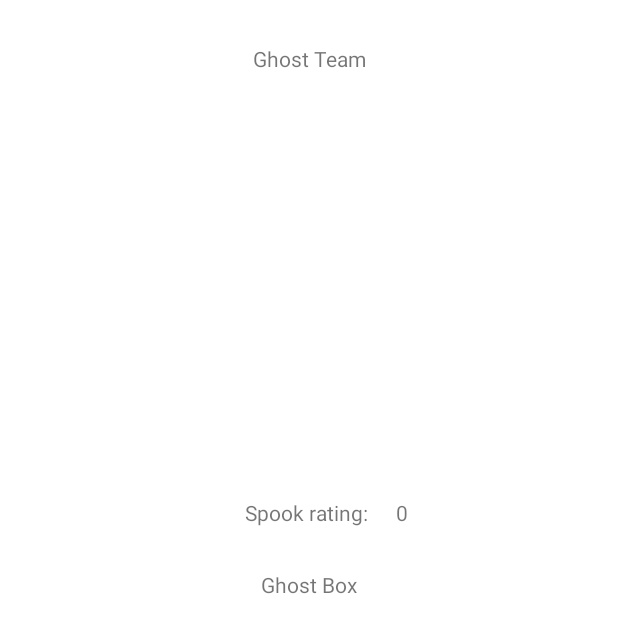
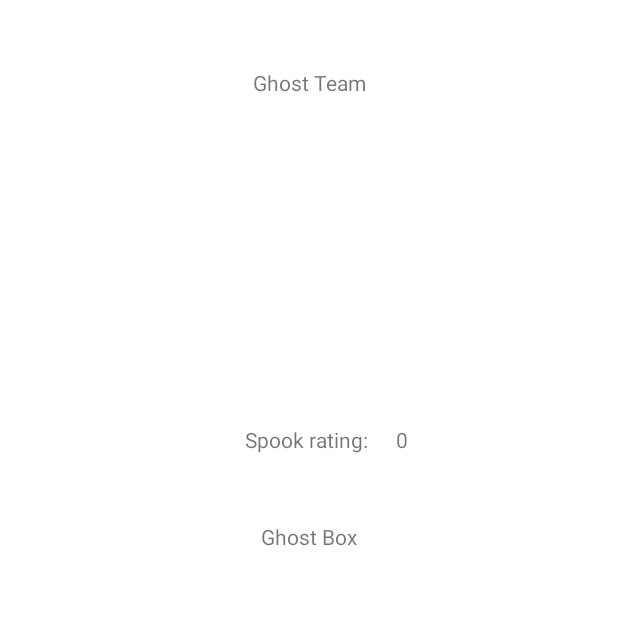
Before and after one commit to guillaumemouchet/Spook-Inc, an Android app: the layout ghost_team.xml on its own in the app's theme, with its tools: preview values and no code run, on a phone screen of 412 x 824 dp. Shown: the top 633 px of the screen. Run offline under Robolectric (Android 15) with nearby library versions, the phone set to English and light mode, and no system bars.

Commit message:
add/remove btns

```diff
--- a/app/src/main/res/layout/ghost_team.xml
+++ b/app/src/main/res/layout/ghost_team.xml
@@ -22,6 +22,7 @@
         android:layout_height="347dp"
         app:layout_constraintBottom_toBottomOf="parent"
         app:layout_constraintEnd_toEndOf="parent"
+        app:layout_constraintHorizontal_bias="0.0"
         app:layout_constraintStart_toStartOf="parent"
         app:layout_constraintTop_toBottomOf="@+id/spookRatingText"
         app:layout_constraintVertical_bias="1.0">
@@ -65,8 +66,8 @@
 
     <ScrollView
         android:id="@+id/ghostTeamView"
-        android:layout_width="409dp"
-        android:layout_height="204dp"
+        android:layout_width="412dp"
+        android:layout_height="107dp"
         app:layout_constraintBottom_toTopOf="@+id/spookRatingText"
         app:layout_constraintEnd_toEndOf="parent"
         app:layout_constraintStart_toStartOf="parent"
@@ -78,4 +79,28 @@
             android:orientation="vertical" />
     </ScrollView>
 
+    <Button
+        android:id="@+id/btnRemove"
+        android:layout_width="wrap_content"
+        android:layout_height="wrap_content"
+        android:text="Remove"
+        android:visibility="invisible"
+        app:layout_constraintBottom_toTopOf="@+id/ghostBoxView"
+        app:layout_constraintEnd_toEndOf="parent"
+        app:layout_constraintStart_toStartOf="parent"
+        app:layout_constraintTop_toBottomOf="@+id/boxText" />
+
+    <Button
+        android:id="@+id/btnAdd"
+        android:layout_width="wrap_content"
+        android:layout_height="wrap_content"
+        android:enabled="true"
+        android:text="Add"
+        android:visibility="invisible"
+        app:layout_constraintBottom_toTopOf="@+id/ghostBoxView"
+        app:layout_constraintEnd_toEndOf="parent"
+        app:layout_constraintHorizontal_bias="0.498"
+        app:layout_constraintStart_toStartOf="parent"
+        app:layout_constraintTop_toBottomOf="@+id/boxText" />
+
 </androidx.constraintlayout.widget.ConstraintLayout>
```
